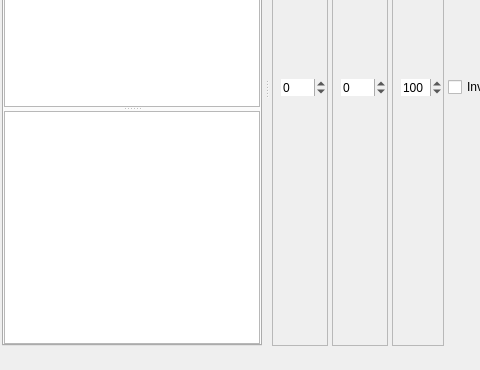
The window that qt/data/MainWindow.ui (manisandro/gImageReader) describes before a commit, drawn with Qt 5; both pictures show x 0 to 480 and y 202 to 572 of the 1064 by 572 pixel window.
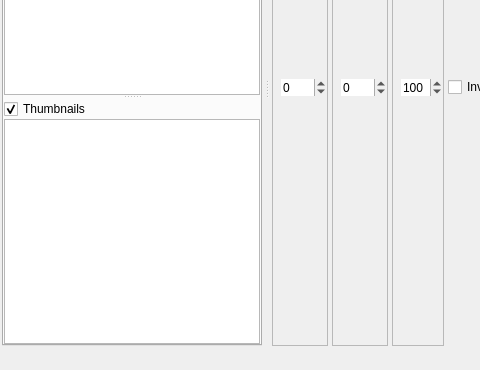
The same window after the commit. Icons and pictures are not drawn.

Commit message: [Qt] Allow toggling thumbnails

What changed in the file:
```diff
--- a/qt/data/MainWindow.ui
+++ b/qt/data/MainWindow.ui
@@ -347,6 +347,34 @@
              <bool>false</bool>
             </attribute>
            </widget>
+           <widget class="QWidget" name="widgetThumbnails" native="true">
+            <layout class="QVBoxLayout" name="verticalLayout_3">
+             <property name="spacing">
+              <number>0</number>
+             </property>
+             <property name="leftMargin">
+              <number>0</number>
+             </property>
+             <property name="topMargin">
+              <number>0</number>
+             </property>
+             <property name="rightMargin">
+              <number>0</number>
+             </property>
+             <property name="bottomMargin">
+              <number>0</number>
+             </property>
+             <item>
+              <widget class="QCheckBox" name="checkBoxThumbnails">
+               <property name="text">
+                <string>Thumbnails</string>
+               </property>
+               <property name="checked">
+                <bool>true</bool>
+               </property>
+              </widget>
+             </item>
+             <item>
            <widget class="QListWidget" name="listWidgetThumbnails">
             <property name="iconSize">
              <size>
@@ -366,6 +394,9 @@
             <property name="uniformItemSizes">
              <bool>true</bool>
             </property>
+              </widget>
+             </item>
+            </layout>
            </widget>
           </widget>
          </item>
```
Lines whose indentation alone changed are shown as unchanged. The commit also changes 2 other files.
